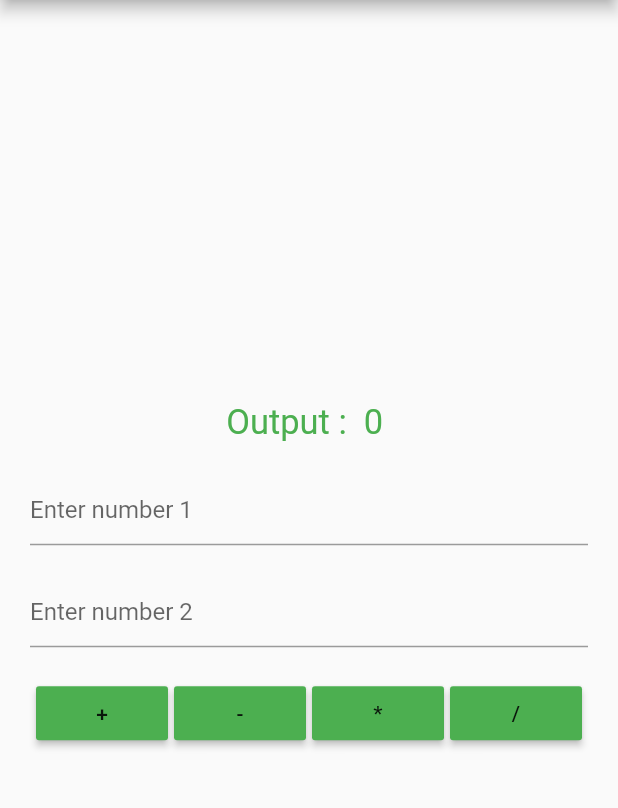
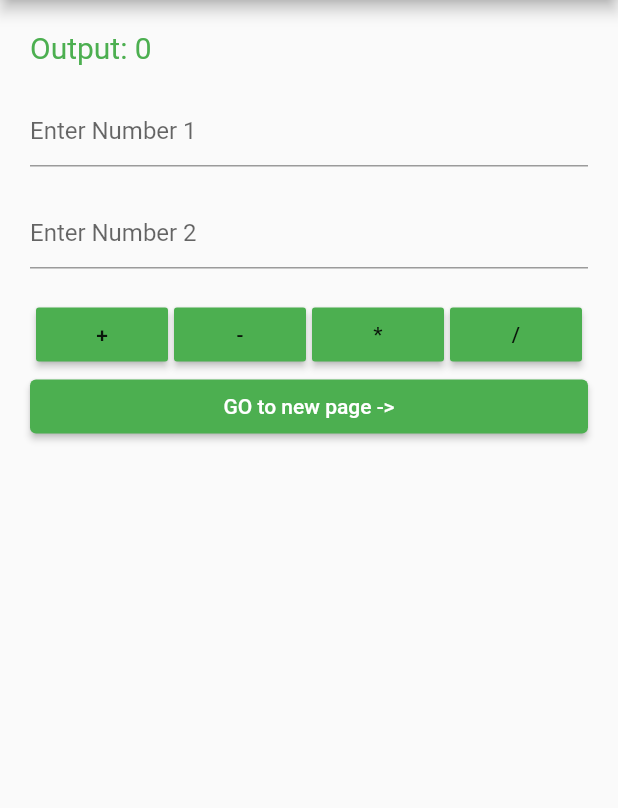
Before and after one commit to rishabhsinghsatya/Calculator, a Flutter app: the screen it shows after launch, on a phone screen of 412 x 824 dp, the part 84-892 px from its top. Run offline on Flutter 3.47's test engine with Material 2 defaults, Android fonts, the phone set to English and light mode, and no system bars.

Commit message:
full commit

```diff
--- a/lib/calculator.dart
+++ b/lib/calculator.dart
@@ -1,3 +1,4 @@
+import 'package:calculator/new_page.dart';
 import 'package:flutter/material.dart';
 import 'package:flutter/src/widgets/framework.dart';
 
@@ -6,6 +7,22 @@ class CalculatorApp extends StatefulWidget {
 
   @override
   State<CalculatorApp> createState() => _CalculatorAppState();
+
+  add(int num1, int num2) {
+    return num1 + num2;
+  }
+
+  subtract(int num1, int num2) {
+    return num1 - num2;
+  }
+
+  multiply(int num1, int num2) {
+    return num1 * num2;
+  }
+
+  divide(int num1, int num2) {
+    return num1 ~/ num2;
+  }
 }
 
 class _CalculatorAppState extends State<CalculatorApp> {
@@ -48,43 +65,31 @@ class _CalculatorAppState extends State<CalculatorApp> {
 
   @override
   Widget build(BuildContext context) {
-    return Scaffold(
-      appBar: AppBar(title: const Text("Calculator")),
-      body: Container(
-        padding: const EdgeInsets.all(20),
+    Widget outputsection = Container(
+      child: (Text(
+        "Output: $sum",
+        style: const TextStyle(color: Colors.green, fontSize: 20),
+      )),
+    );
+    Widget textfieldsection = Container(
       child: Column(
-          mainAxisAlignment: MainAxisAlignment.center,
         children: [
-            Text(
-              "Output :  $sum ",
-              style: const TextStyle(
-                fontSize: 23,
-                color: Colors.green,
-              ),
-            ),
-            // TextField(
-            //   decoration: InputDecoration(hintText: "Output.."),
-            // ),
-            const SizedBox(
-              height: 20,
-            ),
           TextField(
-              decoration: const InputDecoration(hintText: "Enter number 1"),
+            decoration: const InputDecoration(hintText: "Enter Number 1"),
             controller: t1,
           ),
           const SizedBox(
             height: 20,
           ),
           TextField(
-              decoration: const InputDecoration(hintText: "Enter number 2"),
+            decoration: const InputDecoration(hintText: "Enter Number 2"),
             controller: t2,
           ),
-            const Padding(
-              padding: EdgeInsets.only(top: 20),
+        ],
       ),
-            Row(
-                mainAxisAlignment: MainAxisAlignment.spaceEvenly,
-                children: <Widget>[
+    );
+    Widget buttonsection = Container(
+      child: Row(mainAxisAlignment: MainAxisAlignment.spaceEvenly, children: [
         MaterialButton(
           color: Colors.green,
           onPressed: add,
@@ -106,8 +111,31 @@ class _CalculatorAppState extends State<CalculatorApp> {
           child: const Text("/"),
         ),
       ]),
+    );
+
+    return Scaffold(
+      appBar: AppBar(title: const Text("Calculator")),
+      body: ListView(
+        padding: const EdgeInsets.all(20),
+        children: [
+          outputsection,
+          const SizedBox(
+            height: 20,
+          ),
+          textfieldsection,
+          const SizedBox(
+            height: 20,
+          ),
+          buttonsection,
+          ElevatedButton(
+              onPressed: () {
+                Navigator.push(
+                  context,
+                  MaterialPageRoute(builder: (context) => const NewPage()),
+                );
+              },
+              child: const Text("GO to new page ->"))
         ],
-        ),
       ),
     );
   }
--- a/lib/main.dart
+++ b/lib/main.dart
@@ -13,18 +13,10 @@ class MyApp extends StatelessWidget {
   Widget build(BuildContext context) {
     return MaterialApp(
         title: 'Flutter Demo',
+        debugShowCheckedModeBanner: false,
         theme: ThemeData(
-          // This is the theme of your application.
-          //
-          // Try running your application with "flutter run". You'll see the
-          // application has a blue toolbar. Then, without quitting the app, try
-          // changing the primarySwatch below to Colors.green and then invoke
-          // "hot reload" (press "r" in the console where you ran "flutter run",
-          // or simply save your changes to "hot reload" in a Flutter IDE).
-          // Notice that the counter didn't reset back to zero; the application
-          // is not restarted.
           primarySwatch: Colors.green,
         ),
-        home: const CalculatorApp());
+        home: CalculatorApp());
   }
 }
--- a/pubspec.yaml
+++ b/pubspec.yaml
@@ -3,7 +3,7 @@ description: A new Flutter project.
 
 # The following line prevents the package from being accidentally published to
 # pub.dev using `flutter pub publish`. This is preferred for private packages.
-publish_to: 'none' # Remove this line if you wish to publish to pub.dev
+publish_to: "none" # Remove this line if you wish to publish to pub.dev
 
 # The following defines the version and build number for your application.
 # A version number is three numbers separated by dots, like 1.2.43
@@ -18,7 +18,7 @@ publish_to: 'none' # Remove this line if you wish to publish to pub.dev
 version: 1.0.0+1
 
 environment:
-  sdk: '>=2.18.0-142.0.dev <3.0.0'
+  sdk: ">=2.18.0-142.0.dev <3.0.0"
 
 # Dependencies specify other packages that your package needs in order to work.
 # To automatically upgrade your package dependencies to the latest versions
@@ -29,7 +29,6 @@ environment:
 dependencies:
   flutter:
     sdk: flutter
-
 
   # The following adds the Cupertino Icons font to your application.
   # Use with the CupertinoIcons class for iOS style icons.
@@ -51,7 +50,6 @@ dev_dependencies:
 
 # The following section is specific to Flutter packages.
 flutter:
-
   # The following line ensures that the Material Icons font is
   # included with your application, so that you can use the icons in
   # the material Icons class.
```
Also changed, not shown: lib/new_page.dart (added, +31 -0 lines), 2 other files. Lines whose indentation alone changed are shown as unchanged.
